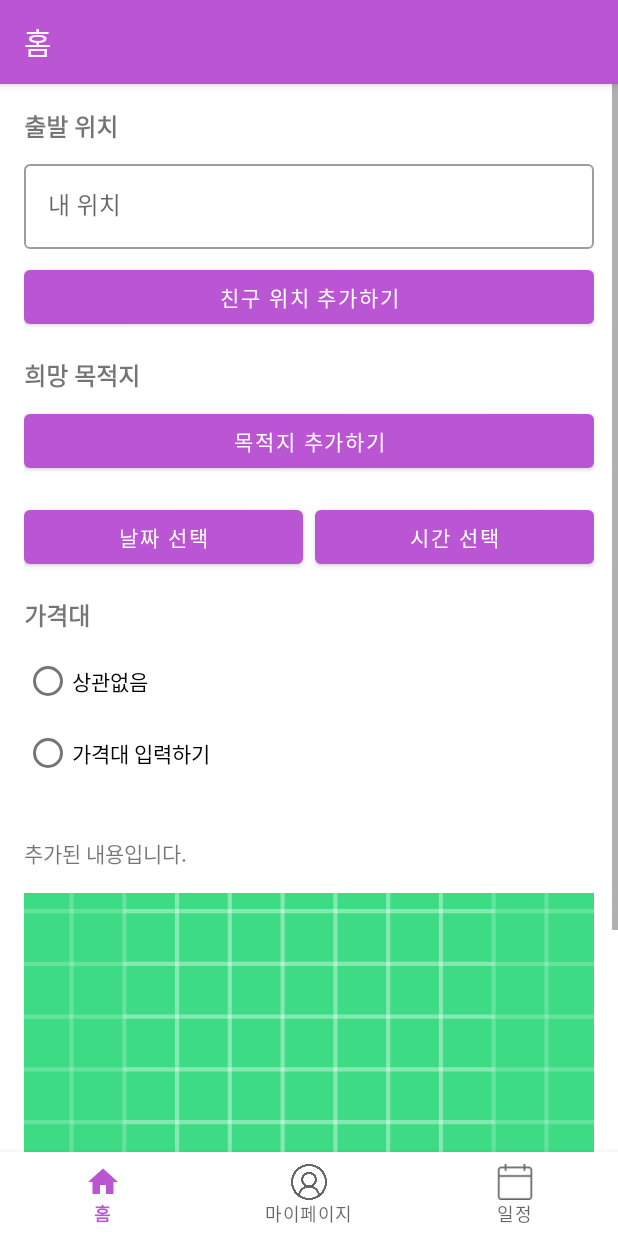
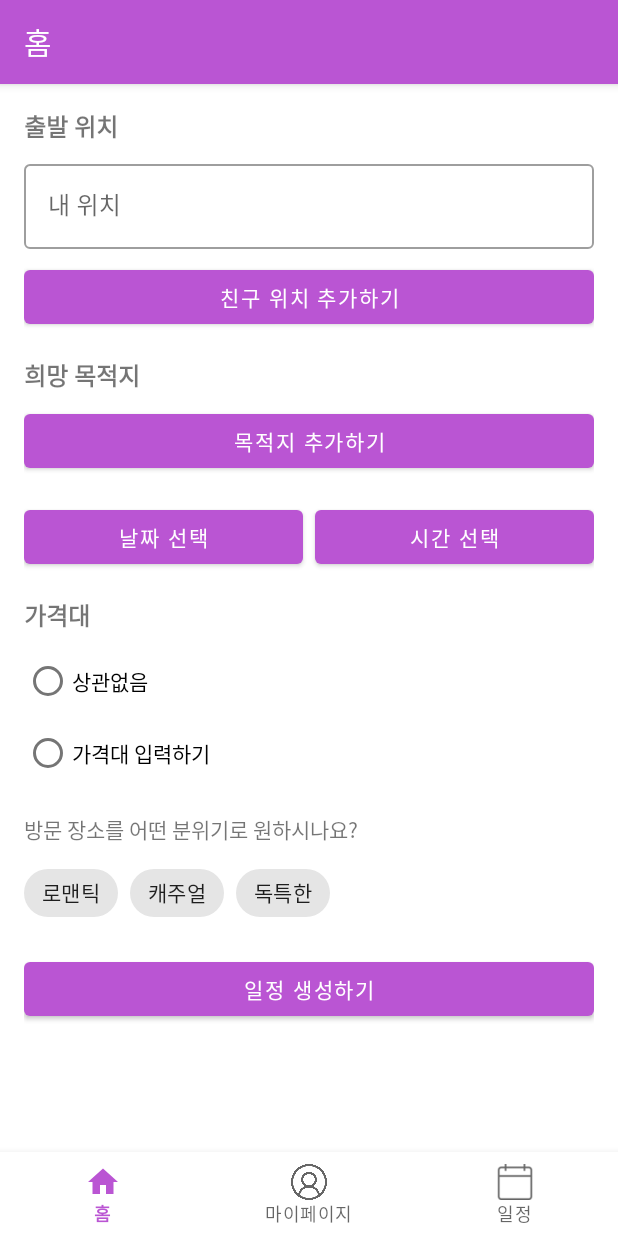
Before and after one commit to Jeha0101/AppointmentGeneration, an Android app: the HomeFragment screen opened through its navigation route, on a phone screen of 412 x 824 dp. Run offline under Robolectric (Android 15) with nearby library versions, the phone set to English and light mode, and no system bars; our stand-ins replace navigation-ui.

Commit message:
방문 장소의 분위기 태깅 추가

```diff
--- a/app/src/main/res/layout/fragment_home.xml
+++ b/app/src/main/res/layout/fragment_home.xml
@@ -55,7 +55,6 @@
             android:layout_marginTop="8dp"
             android:text="목적지 추가하기" />
 
-        <!-- 약속 일정 섹션 -->
         <LinearLayout
             android:layout_width="match_parent"
             android:layout_height="wrap_content"
@@ -79,7 +78,7 @@
                 android:text="시간 선택" />
         </LinearLayout>
 
-        <!-- 가격대 설정 -->
+        <!-- 가격대 섹션 -->
         <TextView
             android:layout_width="wrap_content"
             android:layout_height="wrap_content"
@@ -107,33 +106,51 @@
                 android:text="가격대 입력하기" />
         </RadioGroup>
 
-        <!-- 추가된 항목 -->
+        <!-- 추가 내용 -->
         <TextView
             android:layout_width="match_parent"
             android:layout_height="wrap_content"
-            android:layout_marginTop="32dp"
-            android:text="추가된 내용입니다."
+            android:layout_marginTop="16dp"
+            android:text="방문 장소를 어떤 분위기로 원하시나요?"
             android:textSize="14sp" />
 
-        <ImageView
-            android:layout_width="match_parent"
-            android:layout_height="200dp"
-            android:layout_marginTop="16dp"
-            android:src="@drawable/ic_launcher_background"
-            android:scaleType="centerCrop" />
-
-        <com.google.android.material.button.MaterialButton
+        <LinearLayout
             android:layout_width="match_parent"
             android:layout_height="wrap_content"
-            android:layout_marginTop="24dp"
-            android:text="추가 버튼" />
+            android:orientation="horizontal">
 
-        <!-- 일정 생성하기 버튼 -->
+            <com.google.android.material.chip.ChipGroup
+                android:id="@+id/chip_group_mood"
+                android:layout_width="wrap_content"
+                android:layout_height="wrap_content"
+                android:layout_marginTop="8dp">
+
+                <com.google.android.material.chip.Chip
+                    android:id="@+id/chip_romantic"
+                    android:layout_width="wrap_content"
+                    android:layout_height="wrap_content"
+                    android:text="로맨틱" />
+
+                <com.google.android.material.chip.Chip
+                    android:id="@+id/chip_casual"
+                    android:layout_width="wrap_content"
+                    android:layout_height="wrap_content"
+                    android:text="캐주얼" />
+
+                <com.google.android.material.chip.Chip
+                    android:id="@+id/chip_unique"
+                    android:layout_width="wrap_content"
+                    android:layout_height="wrap_content"
+                    android:text="독특한" />
+            </com.google.android.material.chip.ChipGroup>
+        </LinearLayout>
+
+        <!-- 일정 생성 버튼 -->
         <com.google.android.material.button.MaterialButton
             android:id="@+id/btn_create_schedule"
             android:layout_width="match_parent"
             android:layout_height="wrap_content"
-            android:layout_marginTop="24dp"
+            android:layout_marginTop="16dp"
             android:text="일정 생성하기" />
     </LinearLayout>
 </ScrollView>
```
